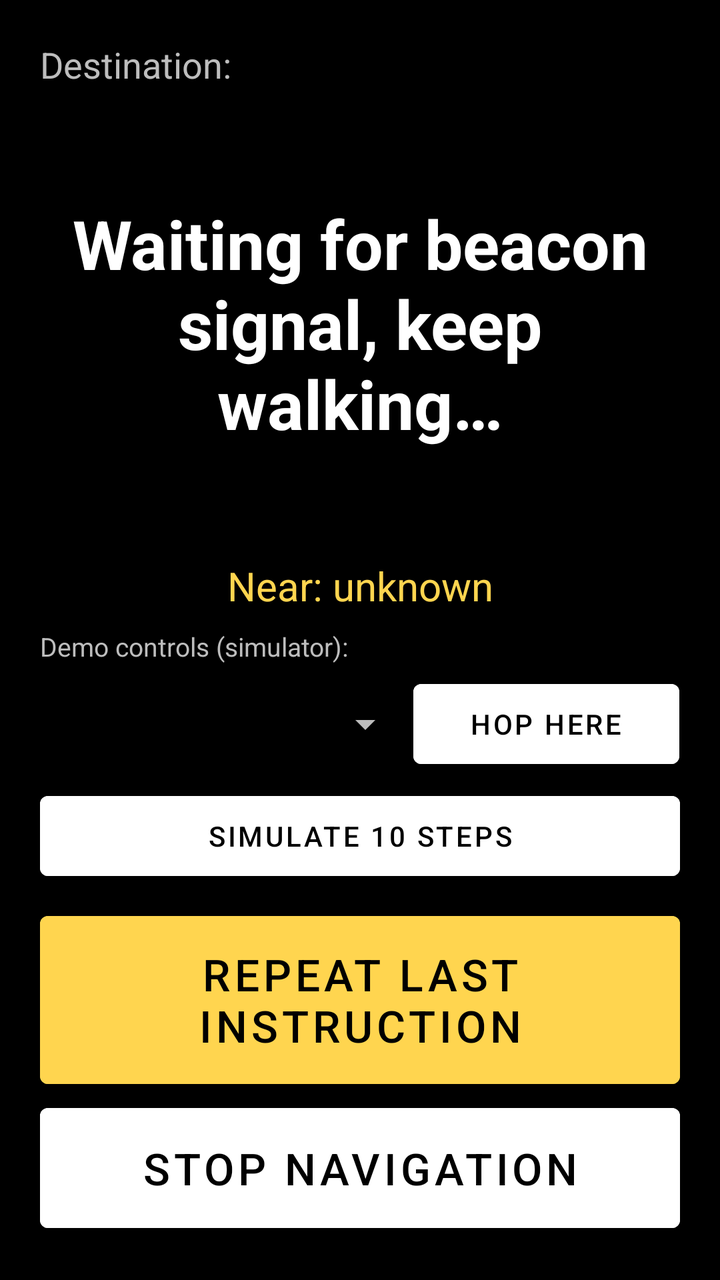
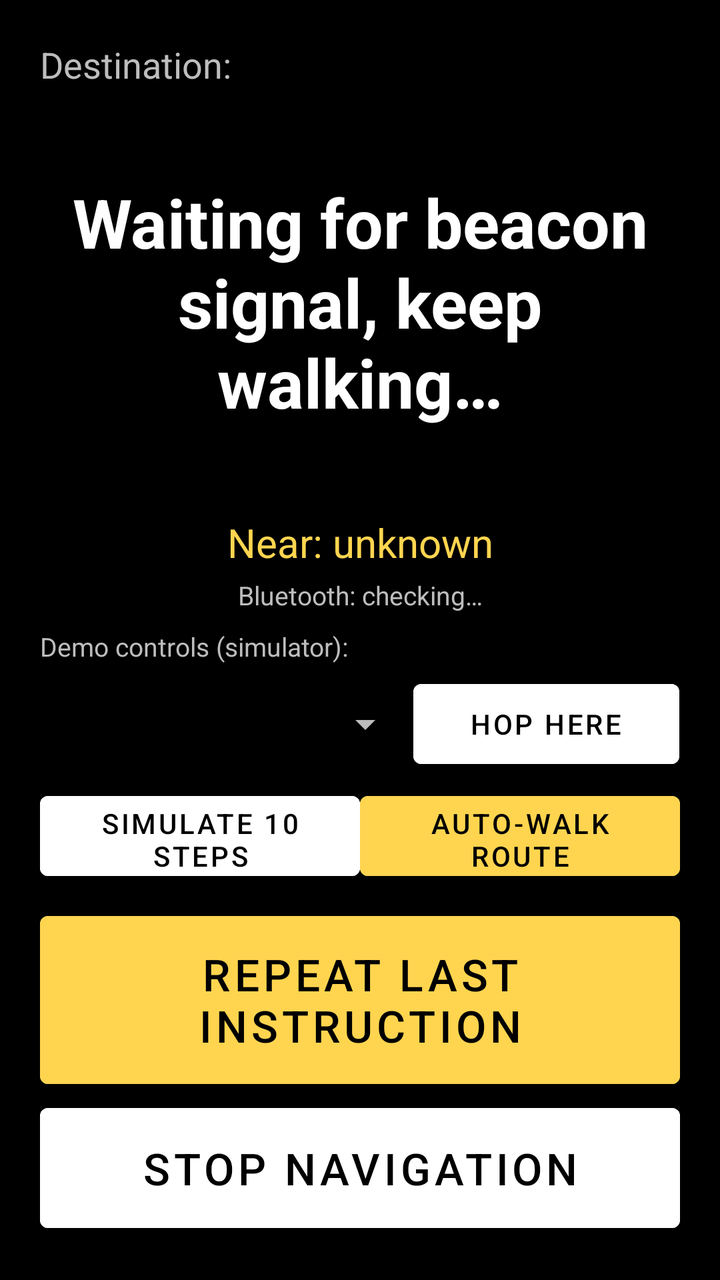

Before-and-after screenshots of an Android layout around one commit, followed by the original layout XML and the change that was made.
<!-- AndroidManifest.xml: application theme Theme.NavGuide -->
<!-- res/layout/activity_navigation.xml -->
<?xml version="1.0" encoding="utf-8"?>
<LinearLayout xmlns:android="http://schemas.android.com/apk/res/android"
    android:layout_width="match_parent"
    android:layout_height="match_parent"
    android:orientation="vertical"
    android:padding="20dp"
    android:background="@color/black">

    <TextView
        android:id="@+id/tvRouteTo"
        android:layout_width="match_parent"
        android:layout_height="wrap_content"
        android:text="Destination:"
        android:textColor="@color/text_secondary"
        android:textSize="18sp" />

    <TextView
        android:id="@+id/tvInstruction"
        android:layout_width="match_parent"
        android:layout_height="0dp"
        android:layout_weight="1"
        android:gravity="center"
        android:text="@string/status_waiting_for_beacons"
        android:textColor="@color/white"
        android:textSize="34sp"
        android:textStyle="bold" />

    <TextView
        android:id="@+id/tvLocation"
        android:layout_width="match_parent"
        android:layout_height="wrap_content"
        android:text="Near: unknown"
        android:textColor="@color/yellow"
        android:textSize="20sp"
        android:gravity="center"
        android:layout_marginBottom="8dp" />

    <TextView
        android:layout_width="match_parent"
        android:layout_height="wrap_content"
        android:text="@string/demo_label"
        android:textColor="@color/text_secondary"
        android:textSize="13sp"
        android:layout_marginBottom="4dp" />

    <LinearLayout
        android:layout_width="match_parent"
        android:layout_height="wrap_content"
        android:orientation="horizontal"
        android:layout_marginBottom="4dp">

        <Spinner
            android:id="@+id/spSimNode"
            android:layout_width="0dp"
            android:layout_height="52dp"
            android:layout_weight="1.4" />

        <Button
            android:id="@+id/btnSimHop"
            android:layout_width="0dp"
            android:layout_height="52dp"
            android:layout_weight="1"
            android:text="@string/btn_sim_hop"
            android:textSize="14sp"
            android:backgroundTint="@color/white"
            android:textColor="@color/black"
            android:contentDescription="@string/btn_sim_hop" />
    </LinearLayout>

    <Button
        android:id="@+id/btnSimSteps"
        android:layout_width="match_parent"
        android:layout_height="52dp"
        android:text="@string/btn_sim_steps10"
        android:textSize="14sp"
        android:backgroundTint="@color/white"
        android:textColor="@color/black"
        android:layout_marginBottom="8dp"
        android:contentDescription="@string/btn_sim_steps10" />

    <Button
        android:id="@+id/btnRepeat"
        android:layout_width="match_parent"
        android:layout_height="96dp"
        android:text="@string/btn_repeat"
        android:textSize="22sp"
        android:backgroundTint="@color/yellow"
        android:textColor="@color/black"
        android:contentDescription="@string/btn_repeat" />

    <Button
        android:id="@+id/btnStop"
        android:layout_width="match_parent"
        android:layout_height="72dp"
        android:text="@string/btn_stop_nav"
        android:textSize="22sp"
        android:backgroundTint="@color/white"
        android:textColor="@color/black"
        android:contentDescription="@string/btn_stop_nav" />

</LinearLayout>
<!-- resources referenced by this layout -->
<resources>
  <color name="black">#FF000000</color>
  <color name="text_secondary">#FFBDBDBD</color>
  <color name="white">#FFFFFFFF</color>
  <color name="yellow">#FFFFD54F</color>
  <string name="btn_repeat">Repeat last instruction</string>
  <string name="btn_sim_hop">Hop here</string>
  <string name="btn_sim_steps10">Simulate 10 steps</string>
  <string name="btn_stop_nav">Stop navigation</string>
  <string name="demo_label">Demo controls (simulator):</string>
  <string name="status_waiting_for_beacons">Waiting for beacon signal, keep walking…</string>
  <style name="Theme.NavGuide" parent="Theme.MaterialComponents.DayNight.NoActionBar">
          <item name="colorPrimary">@color/yellow</item>
          <item name="colorPrimaryVariant">@color/yellow</item>
          <item name="colorOnPrimary">@color/black</item>
          <item name="colorSecondary">@color/yellow</item>
          <item name="colorSecondaryVariant">@color/yellow</item>
          <item name="colorOnSecondary">@color/black</item>
          <item name="android:windowBackground">@color/black</item>
          <item name="android:statusBarColor">@color/black</item>
          <item name="android:navigationBarColor">@color/black</item>
          <item name="android:textColorPrimary">@color/white</item>
          <item name="android:textColorSecondary">@color/text_secondary</item>
          <item name="colorOnSurface">@color/white</item>
          <item name="colorSurface">@color/dark_gray</item>
      </style>
  <color name="dark_gray">#FF1C1C1C</color>
</resources>

<!-- the commit's change to res/layout/activity_navigation.xml (unified diff, before → after) -->
@@ -33,6 +33,16 @@
         android:textColor="@color/yellow"
         android:textSize="20sp"
         android:gravity="center"
+        android:layout_marginBottom="4dp" />
+
+    <TextView
+        android:id="@+id/tvBluetooth"
+        android:layout_width="match_parent"
+        android:layout_height="wrap_content"
+        android:text="Bluetooth: checking…"
+        android:textColor="@color/text_secondary"
+        android:textSize="13sp"
+        android:gravity="center"
         android:layout_marginBottom="8dp" />
 
     <TextView
@@ -67,16 +77,34 @@
             android:contentDescription="@string/btn_sim_hop" />
     </LinearLayout>
 
-    <Button
-        android:id="@+id/btnSimSteps"
+    <LinearLayout
         android:layout_width="match_parent"
-        android:layout_height="52dp"
-        android:text="@string/btn_sim_steps10"
-        android:textSize="14sp"
-        android:backgroundTint="@color/white"
-        android:textColor="@color/black"
-        android:layout_marginBottom="8dp"
-        android:contentDescription="@string/btn_sim_steps10" />
+        android:layout_height="wrap_content"
+        android:orientation="horizontal"
+        android:layout_marginBottom="8dp">
+
+        <Button
+            android:id="@+id/btnSimSteps"
+            android:layout_width="0dp"
+            android:layout_height="52dp"
+            android:layout_weight="1"
+            android:text="@string/btn_sim_steps10"
+            android:textSize="14sp"
+            android:backgroundTint="@color/white"
+            android:textColor="@color/black"
+            android:contentDescription="@string/btn_sim_steps10" />
+
+        <Button
+            android:id="@+id/btnAutoWalk"
+            android:layout_width="0dp"
+            android:layout_height="52dp"
+            android:layout_weight="1"
+            android:text="@string/btn_auto_walk"
+            android:textSize="14sp"
+            android:backgroundTint="@color/yellow"
+            android:textColor="@color/black"
+            android:contentDescription="@string/btn_auto_walk" />
+    </LinearLayout>
 
     <Button
         android:id="@+id/btnRepeat"
<!-- resource entries referenced after the edit -->
@@ -4,6 +4,7 @@
   <color name="text_secondary">#FFBDBDBD</color>
   <color name="white">#FFFFFFFF</color>
   <color name="yellow">#FFFFD54F</color>
+  <string name="btn_auto_walk">Auto-walk route</string>
   <string name="btn_repeat">Repeat last instruction</string>
   <string name="btn_sim_hop">Hop here</string>
   <string name="btn_sim_steps10">Simulate 10 steps</string>
